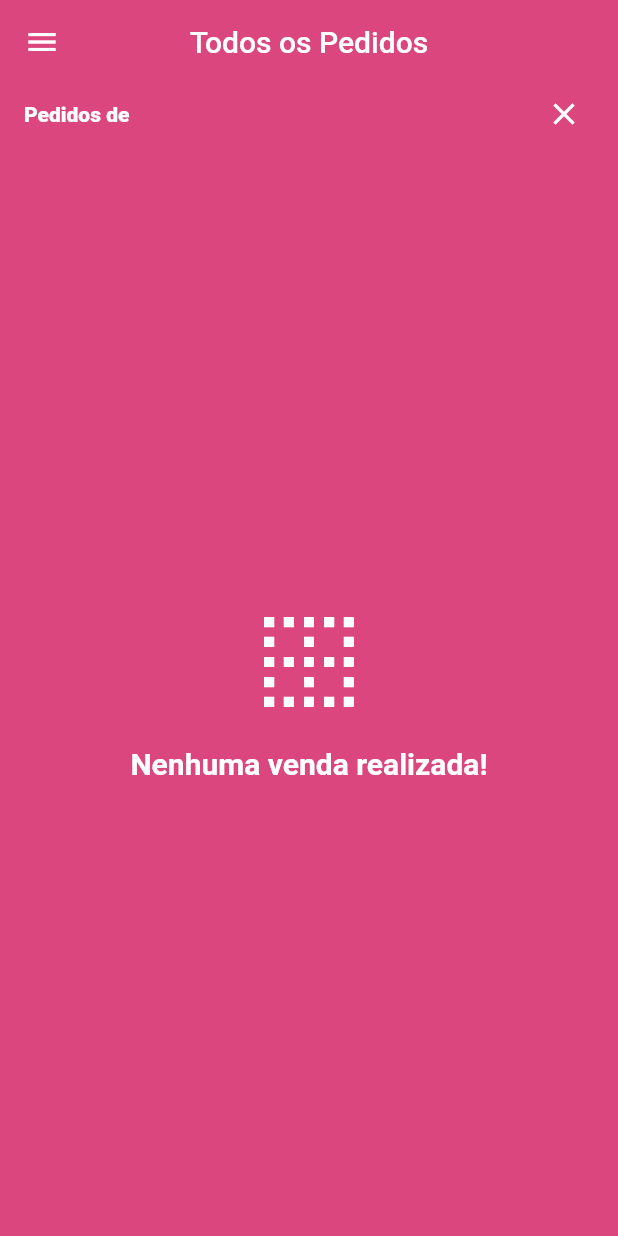
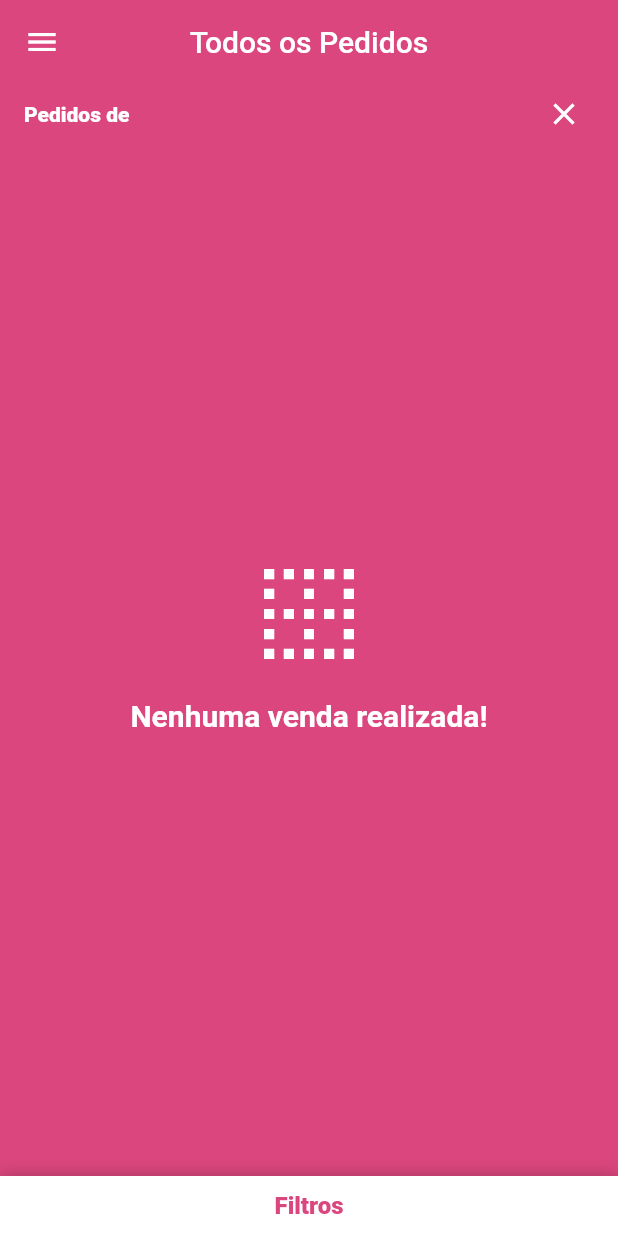
Before and after one commit to WellingtonRSouza/app_lembrancas_de_amor, a Flutter app: the AdminOrdersScreen screen opened directly, on a phone screen of 412 x 824 dp. Run offline on Flutter 3.47's test engine with Material 2 defaults, Android fonts, the phone set to English and light mode, and no system bars; drawn by our look-alikes of sliding_up_panel; our stand-ins replace brasil_fields, carousel_pro, cloud_firestore, dio, firebase_auth, firebase_storage and 6 more; missing offline and left inert: alphabet_list_scroll_view; accounts and stored records are empty.

Commit message:
Finalizando Busca de Pedidos

```diff
--- a/lib/models/admin_orders_manager.dart
+++ b/lib/models/admin_orders_manager.dart
@@ -8,9 +8,11 @@ import 'package:flutter/cupertino.dart';
 class AdminOrdersManager extends ChangeNotifier {
 
 
-  List<Order> _orders = [];
+  final List<Order> _orders = [];
 
   User userFilter;
+
+  List<Status> statusFilter = [Status.preparing];
 
   final Firestore firestore = Firestore.instance;
 
@@ -33,7 +35,7 @@ class AdminOrdersManager extends ChangeNotifier {
       output = output.where((o) => o.userId == userFilter.id).toList();
     }
 
-    return output;
+    return output.where((o) => statusFilter.contains(o.status)).toList();
   }
 
   void _listenToOrders(){
@@ -65,6 +67,15 @@ class AdminOrdersManager extends ChangeNotifier {
     notifyListeners();
   }
 
+  void setStatusFilter({Status status, bool enabled}){
+    if(enabled){
+        statusFilter.add(status);
+    } else {
+        statusFilter.remove(status);
+    }
+    notifyListeners();
+  }
+
   @override
   void dispose() {
     super.dispose();
--- a/lib/models/cart_manager.dart
+++ b/lib/models/cart_manager.dart
@@ -185,8 +185,6 @@ class CartManager extends ChangeNotifier  {
 
     dis /= 1000.0;
 
-    print('Distance $dis');
-
     if(dis > maxkm){
       return false;
     } else {
--- a/lib/models/user_manager.dart
+++ b/lib/models/user_manager.dart
@@ -80,7 +80,6 @@ class UserManager extends ChangeNotifier {
         user.admin = true;
       }
 
-      print(user.admin);
       notifyListeners();
     }
   }
--- a/lib/screens/admin_orders/admin_orders_screen.dart
+++ b/lib/screens/admin_orders/admin_orders_screen.dart
@@ -3,13 +3,23 @@ import 'package:app_lembrancas_de_amor/common/empty.card.dart';
 import 'package:app_lembrancas_de_amor/common/order/order_tile.dart';
 import 'package:app_lembrancas_de_amor/custom_drawer/custom_drawer.dart';
 import 'package:app_lembrancas_de_amor/models/admin_orders_manager.dart';
-import 'package:sliding_up_panel/sliding_up_panel.dart';
+import 'package:app_lembrancas_de_amor/models/order.dart';
 import 'package:flutter/material.dart';
 import 'package:provider/provider.dart';
+import 'package:sliding_up_panel/sliding_up_panel.dart';
 
-class AdminOrdersScreen extends StatelessWidget {
+class AdminOrdersScreen extends StatefulWidget {
+
+  @override
+  _AdminOrdersScreenState createState() => _AdminOrdersScreenState();
+}
+
+class _AdminOrdersScreenState extends State<AdminOrdersScreen> {
+  final PanelController panelController = PanelController();
+
   @override
   Widget build(BuildContext context) {
+    final primaryColor = Theme.of(context).primaryColor;
     return Scaffold(
       drawer: CustomDrawer(),
       appBar: AppBar(
@@ -20,9 +30,9 @@ class AdminOrdersScreen extends StatelessWidget {
         builder: (_, ordersManager, __) {
           final filteredOrders = ordersManager.filteredOrders;
 
-
-
-          return Column(
+          return SlidingUpPanel(
+            controller: panelController,
+            body: Column(
               children: <Widget>[
                 if(ordersManager.userFilter != null)
                   Padding(
@@ -66,9 +76,59 @@ class AdminOrdersScreen extends StatelessWidget {
                           );
                         }
                     ),
+                  ),
+                const SizedBox(height: 120,)
+              ],
+            ),
+            minHeight: 40,
+            maxHeight: 250,
+            panel: Column(
+              crossAxisAlignment: CrossAxisAlignment.stretch,
+              children: <Widget>[
+                GestureDetector(
+                  onTap:(){
+                    if(panelController.isPanelClosed()){
+                      panelController.open();
+                    } else {
+                      panelController.close();
+                    }
+                  },
+                  child: Container(
+                    height: 40,
+                    color: Colors.white,
+                    alignment: Alignment.center,
+                    child: Text(
+                      'Filtros',
+                      style: TextStyle(
+                        color: Theme.of(context).primaryColor,
+                        fontWeight: FontWeight.w800,
+                        fontSize: 16,
+                      ),
+                    ),
+                  ),
+                ),
+                Expanded(
+                    child: Column(
+                      mainAxisAlignment: MainAxisAlignment.spaceBetween,
+                      children: Status.values.map((s){
+                        return CheckboxListTile(
+                          title: Text(Order.getStatusText(s)),
+                          dense: true,
+                          activeColor: primaryColor,
+                          value: ordersManager.statusFilter.contains(s),
+                          onChanged: (v){
+                            ordersManager.setStatusFilter(
+                              status: s,
+                              enabled: v
+                            );
+                          },
+                        );
+                      }).toList(),
                   )
+                ),
               ],
-            );
+            ),
+          );
         },
       ),
     );
--- a/pubspec.yaml
+++ b/pubspec.yaml
@@ -43,7 +43,9 @@ dependencies:
   dio: ^3.0.10
   brasil_fields: ^0.2.0
   geolocator: ^5.3.2+2
-  sliding_up_panel: ^1.0.2
+  sliding_up_panel: ^0.3.6
+  screenshot: ^0.1.1
+  gallery_saver: ^2.0.1
 
 dev_dependencies:
   flutter_test:
```
Also changed, not shown: lib/common/order/cancel_order_dialog.dart (added, +27 -0 lines), lib/common/order/export_address_dialog.dart (added, +46 -0 lines), lib/common/order/order_tile.dart (+13 -2 lines), pubspec.lock, 1 other file.
